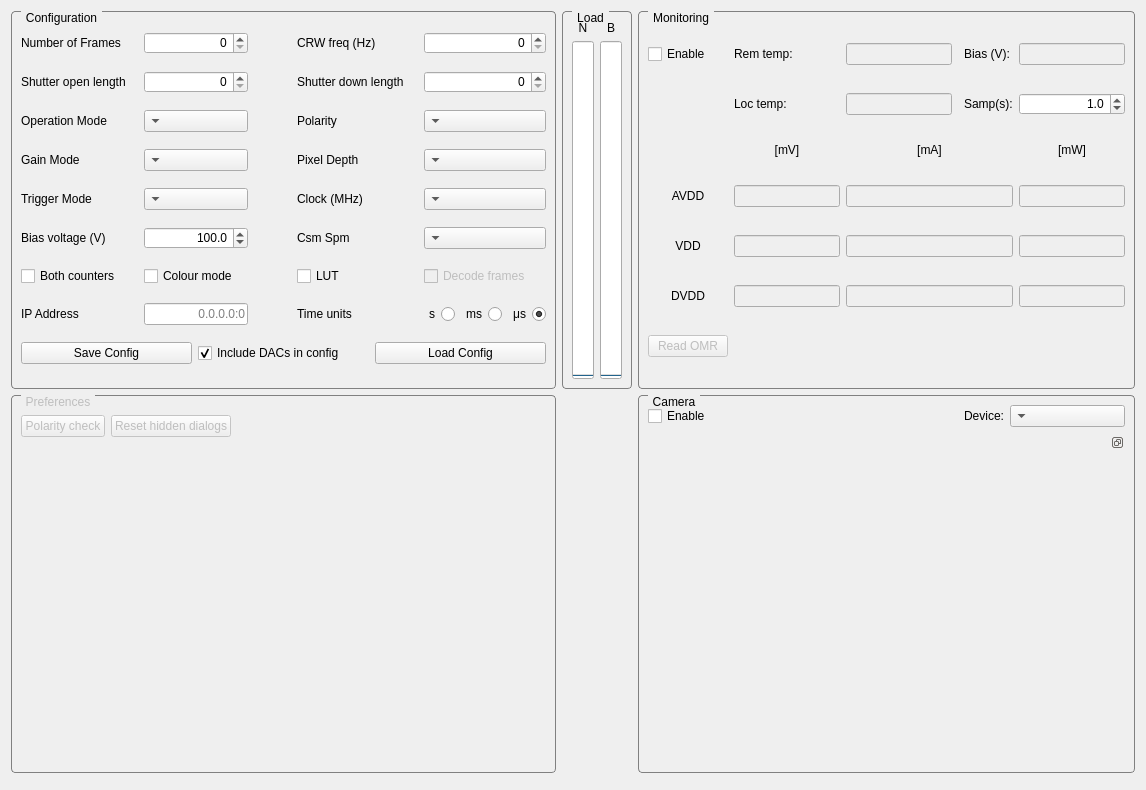
Qt form SpidrMpx3Eq/qcstmconfigmonitoring.ui (navrit/dexter) before a commit.
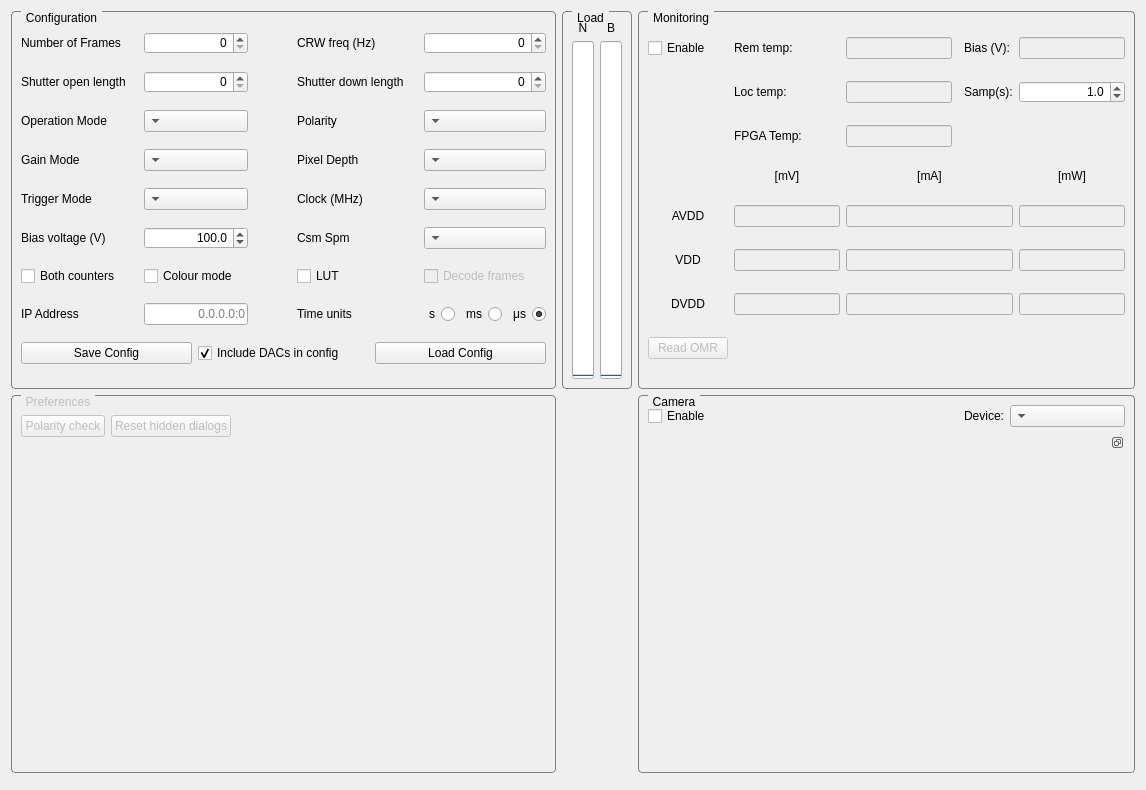
The same form after that commit.

Commit message: working on data taking.  FPGA temperature included.

The edit to the form file:
```diff
--- a/SpidrMpx3Eq/qcstmconfigmonitoring.ui
+++ b/SpidrMpx3Eq/qcstmconfigmonitoring.ui
@@ -481,24 +481,8 @@
         <set>Qt::AlignCenter</set>
        </property>
        <layout class="QGridLayout" name="gridLayout_2">
-        <item row="6" column="2" colspan="3">
-         <widget class="QLabel" name="labelMvolt_2">
-          <property name="sizePolicy">
-           <sizepolicy hsizetype="Preferred" vsizetype="Fixed">
-            <horstretch>0</horstretch>
-            <verstretch>0</verstretch>
-           </sizepolicy>
-          </property>
-          <property name="text">
-           <string>[mA]</string>
-          </property>
-          <property name="alignment">
-           <set>Qt::AlignCenter</set>
-          </property>
-         </widget>
-        </item>
-        <item row="8" column="1">
-         <widget class="QLineEdit" name="vddmvolt">
+        <item row="11" column="5">
+         <widget class="QLineEdit" name="dvddmwatt">
           <property name="enabled">
            <bool>false</bool>
           </property>
@@ -510,63 +494,17 @@
           </property>
          </widget>
         </item>
-        <item row="11" column="0">
-         <widget class="QPushButton" name="readOMRPushButton">
-          <property name="enabled">
-           <bool>false</bool>
-          </property>
-          <property name="toolTip">
-           <string>&lt;html&gt;&lt;head/&gt;&lt;body&gt;&lt;p&gt;O... Master Register&lt;/p&gt;&lt;/body&gt;&lt;/html&gt;</string>
-          </property>
+        <item row="10" column="0">
+         <widget class="QLabel" name="labelVdd">
           <property name="text">
-           <string>Read OMR</string>
+           <string>VDD</string>
           </property>
-         </widget>
-        </item>
-        <item row="7" column="1">
-         <widget class="QLineEdit" name="avddmvolt">
-          <property name="enabled">
-           <bool>false</bool>
-          </property>
           <property name="alignment">
            <set>Qt::AlignCenter</set>
           </property>
-          <property name="readOnly">
-           <bool>true</bool>
-          </property>
          </widget>
         </item>
-        <item row="7" column="0">
-         <widget class="QLabel" name="labelAvdd">
-          <property name="text">
-           <string>AVDD</string>
-          </property>
-          <property name="alignment">
-           <set>Qt::AlignCenter</set>
-          </property>
-         </widget>
-        </item>
-        <item row="1" column="4">
-         <widget class="QLabel" name="label_21">
-          <property name="text">
-           <string>Bias (V):</string>
-          </property>
-         </widget>
-        </item>
-        <item row="7" column="5">
-         <widget class="QLineEdit" name="avddmwatt">
-          <property name="enabled">
-           <bool>false</bool>
-          </property>
-          <property name="alignment">
-           <set>Qt::AlignCenter</set>
-          </property>
-          <property name="readOnly">
-           <bool>true</bool>
-          </property>
-         </widget>
-        </item>
-        <item row="6" column="5">
+        <item row="8" column="5">
          <widget class="QLabel" name="labelMvolt_3">
           <property name="sizePolicy">
            <sizepolicy hsizetype="Preferred" vsizetype="Fixed">
@@ -595,35 +533,8 @@
           </property>
          </widget>
         </item>
-        <item row="9" column="0">
-         <widget class="QLabel" name="labelDvdd">
-          <property name="text">
-           <string>DVDD</string>
-          </property>
-          <property name="alignment">
-           <set>Qt::AlignCenter</set>
-          </property>
-         </widget>
-        </item>
-        <item row="1" column="1">
-         <widget class="QLabel" name="label_0">
-          <property name="text">
-           <string>Rem temp:</string>
-          </property>
-         </widget>
-        </item>
-        <item row="2" column="4">
-         <widget class="QLabel" name="label_24">
-          <property name="toolTip">
-           <string>Sample every (s)</string>
-          </property>
-          <property name="text">
-           <string>Samp(s):</string>
-          </property>
-         </widget>
-        </item>
-        <item row="9" column="1">
-         <widget class="QLineEdit" name="dvddmvolt">
+        <item row="2" column="2">
+         <widget class="QLineEdit" name="localTempMeasLineEdit">
           <property name="enabled">
            <bool>false</bool>
           </property>
@@ -635,94 +546,23 @@
           </property>
          </widget>
         </item>
-        <item row="9" column="5">
-         <widget class="QLineEdit" name="dvddmwatt">
-          <property name="enabled">
-           <bool>false</bool>
-          </property>
-          <property name="alignment">
-           <set>Qt::AlignCenter</set>
-          </property>
-          <property name="readOnly">
-           <bool>true</bool>
-          </property>
-         </widget>
-        </item>
-        <item row="8" column="0">
-         <widget class="QLabel" name="labelVdd">
-          <property name="text">
-           <string>VDD</string>
-          </property>
-          <property name="alignment">
-           <set>Qt::AlignCenter</set>
-          </property>
-         </widget>
-        </item>
-        <item row="11" column="1" colspan="5">
-         <widget class="QLabel" name="omrDisplayLabel">
-          <property name="text">
-           <string/>
-          </property>
-          <property name="textFormat">
-           <enum>Qt::RichText</enum>
-          </property>
-          <property name="scaledContents">
-           <bool>true</bool>
-          </property>
-         </widget>
-        </item>
         <item row="8" column="2" colspan="3">
-         <widget class="QLineEdit" name="vddmamp">
-          <property name="enabled">
-           <bool>false</bool>
+         <widget class="QLabel" name="labelMvolt_2">
+          <property name="sizePolicy">
+           <sizepolicy hsizetype="Preferred" vsizetype="Fixed">
+            <horstretch>0</horstretch>
+            <verstretch>0</verstretch>
+           </sizepolicy>
           </property>
-          <property name="alignment">
-           <set>Qt::AlignCenter</set>
+          <property name="text">
+           <string>[mA]</string>
           </property>
-          <property name="readOnly">
-           <bool>true</bool>
-          </property>
-         </widget>
-        </item>
-        <item row="2" column="5">
-         <widget class="QDoubleSpinBox" name="samplingSpinner">
-          <property name="toolTip">
-           <string>Sample every (s)</string>
-          </property>
           <property name="alignment">
-           <set>Qt::AlignRight|Qt::AlignTrailing|Qt::AlignVCenter</set>
-          </property>
-          <property name="decimals">
-           <number>1</number>
-          </property>
-          <property name="minimum">
-           <double>0.500000000000000</double>
-          </property>
-          <property name="maximum">
-           <double>300.000000000000000</double>
-          </property>
-          <property name="singleStep">
-           <double>0.500000000000000</double>
-          </property>
-          <property name="value">
-           <double>1.000000000000000</double>
-          </property>
-         </widget>
-        </item>
-        <item row="7" column="2" colspan="3">
-         <widget class="QLineEdit" name="avddmamp">
-          <property name="enabled">
-           <bool>false</bool>
-          </property>
-          <property name="alignment">
            <set>Qt::AlignCenter</set>
           </property>
-          <property name="readOnly">
-           <bool>true</bool>
-          </property>
          </widget>
         </item>
-        <item row="8" column="5">
+        <item row="10" column="5">
          <widget class="QLineEdit" name="vddmwatt">
           <property name="enabled">
            <bool>false</bool>
@@ -745,7 +585,33 @@
           </property>
          </widget>
         </item>
-        <item row="6" column="1">
+        <item row="10" column="1">
+         <widget class="QLineEdit" name="vddmvolt">
+          <property name="enabled">
+           <bool>false</bool>
+          </property>
+          <property name="alignment">
+           <set>Qt::AlignCenter</set>
+          </property>
+          <property name="readOnly">
+           <bool>true</bool>
+          </property>
+         </widget>
+        </item>
+        <item row="13" column="0">
+         <widget class="QPushButton" name="readOMRPushButton">
+          <property name="enabled">
+           <bool>false</bool>
+          </property>
+          <property name="toolTip">
+           <string>&lt;html&gt;&lt;head/&gt;&lt;body&gt;&lt;p&gt;O... Master Register&lt;/p&gt;&lt;/body&gt;&lt;/html&gt;</string>
+          </property>
+          <property name="text">
+           <string>Read OMR</string>
+          </property>
+         </widget>
+        </item>
+        <item row="8" column="1">
          <widget class="QLabel" name="labelMvolt">
           <property name="sizePolicy">
            <sizepolicy hsizetype="Preferred" vsizetype="Fixed">
@@ -781,7 +647,7 @@
           </property>
          </widget>
         </item>
-        <item row="9" column="2" colspan="3">
+        <item row="11" column="2" colspan="3">
          <widget class="QLineEdit" name="dvddmamp">
           <property name="enabled">
            <bool>false</bool>
@@ -794,8 +660,33 @@
           </property>
          </widget>
         </item>
-        <item row="2" column="2">
-         <widget class="QLineEdit" name="localTempMeasLineEdit">
+        <item row="2" column="5">
+         <widget class="QDoubleSpinBox" name="samplingSpinner">
+          <property name="toolTip">
+           <string>Sample every (s)</string>
+          </property>
+          <property name="alignment">
+           <set>Qt::AlignRight|Qt::AlignTrailing|Qt::AlignVCenter</set>
+          </property>
+          <property name="decimals">
+           <number>1</number>
+          </property>
+          <property name="minimum">
+           <double>0.500000000000000</double>
+          </property>
+          <property name="maximum">
+           <double>300.000000000000000</double>
+          </property>
+          <property name="singleStep">
+           <double>0.500000000000000</double>
+          </property>
+          <property name="value">
+           <double>1.000000000000000</double>
+          </property>
+         </widget>
+        </item>
+        <item row="9" column="2" colspan="3">
+         <widget class="QLineEdit" name="avddmamp">
           <property name="enabled">
            <bool>false</bool>
           </property>
@@ -807,6 +698,132 @@
           </property>
          </widget>
         </item>
+        <item row="11" column="0">
+         <widget class="QLabel" name="labelDvdd">
+          <property name="text">
+           <string>DVDD</string>
+          </property>
+          <property name="alignment">
+           <set>Qt::AlignCenter</set>
+          </property>
+         </widget>
+        </item>
+        <item row="1" column="1">
+         <widget class="QLabel" name="label_0">
+          <property name="text">
+           <string>Rem temp:</string>
+          </property>
+         </widget>
+        </item>
+        <item row="1" column="4">
+         <widget class="QLabel" name="label_21">
+          <property name="text">
+           <string>Bias (V):</string>
+          </property>
+         </widget>
+        </item>
+        <item row="9" column="5">
+         <widget class="QLineEdit" name="avddmwatt">
+          <property name="enabled">
+           <bool>false</bool>
+          </property>
+          <property name="alignment">
+           <set>Qt::AlignCenter</set>
+          </property>
+          <property name="readOnly">
+           <bool>true</bool>
+          </property>
+         </widget>
+        </item>
+        <item row="9" column="1">
+         <widget class="QLineEdit" name="avddmvolt">
+          <property name="enabled">
+           <bool>false</bool>
+          </property>
+          <property name="alignment">
+           <set>Qt::AlignCenter</set>
+          </property>
+          <property name="readOnly">
+           <bool>true</bool>
+          </property>
+         </widget>
+        </item>
+        <item row="9" column="0">
+         <widget class="QLabel" name="labelAvdd">
+          <property name="text">
+           <string>AVDD</string>
+          </property>
+          <property name="alignment">
+           <set>Qt::AlignCenter</set>
+          </property>
+         </widget>
+        </item>
+        <item row="13" column="1" colspan="5">
+         <widget class="QLabel" name="omrDisplayLabel">
+          <property name="text">
+           <string/>
+          </property>
+          <property name="textFormat">
+           <enum>Qt::RichText</enum>
+          </property>
+          <property name="scaledContents">
+           <bool>true</bool>
+          </property>
+         </widget>
+        </item>
+        <item row="10" column="2" colspan="3">
+         <widget class="QLineEdit" name="vddmamp">
+          <property name="enabled">
+           <bool>false</bool>
+          </property>
+          <property name="alignment">
+           <set>Qt::AlignCenter</set>
+          </property>
+          <property name="readOnly">
+           <bool>true</bool>
+          </property>
+         </widget>
+        </item>
+        <item row="2" column="4">
+         <widget class="QLabel" name="label_24">
+          <property name="toolTip">
+           <string>Sample every (s)</string>
+          </property>
+          <property name="text">
+           <string>Samp(s):</string>
+          </property>
+         </widget>
+        </item>
+        <item row="11" column="1">
+         <widget class="QLineEdit" name="dvddmvolt">
+          <property name="enabled">
+           <bool>false</bool>
+          </property>
+          <property name="alignment">
+           <set>Qt::AlignCenter</set>
+          </property>
+          <property name="readOnly">
+           <bool>true</bool>
+          </property>
+         </widget>
+        </item>
+        <item row="3" column="1">
+         <widget class="QLabel" name="label_4">
+          <property name="text">
+           <string>FPGA Temp:</string>
+          </property>
+         </widget>
+        </item>
+        <item row="3" column="2">
+         <widget class="QLineEdit" name="FpgaTempMeasLineEdit">
+          <property name="enabled">
+           <bool>false</bool>
+          </property>
+          <property name="alignment">
+           <set>Qt::AlignCenter</set>
+          </property>
+         </widget>
+        </item>
        </layout>
       </widget>
      </item>
```
The commit also changes 2 other files.
